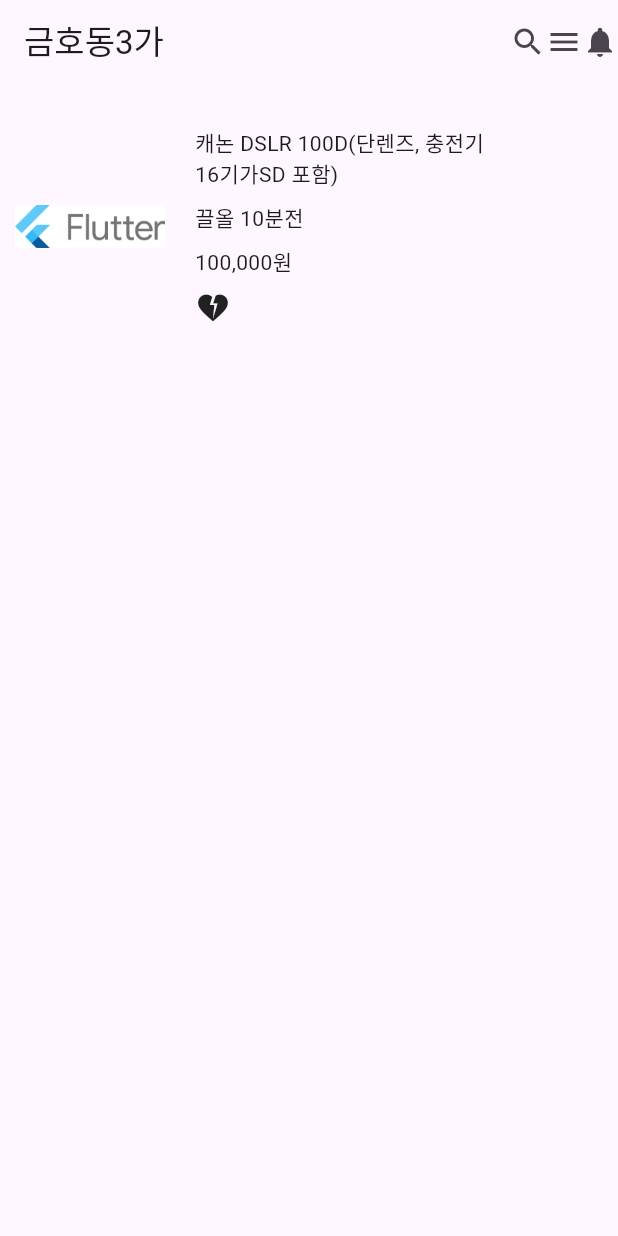
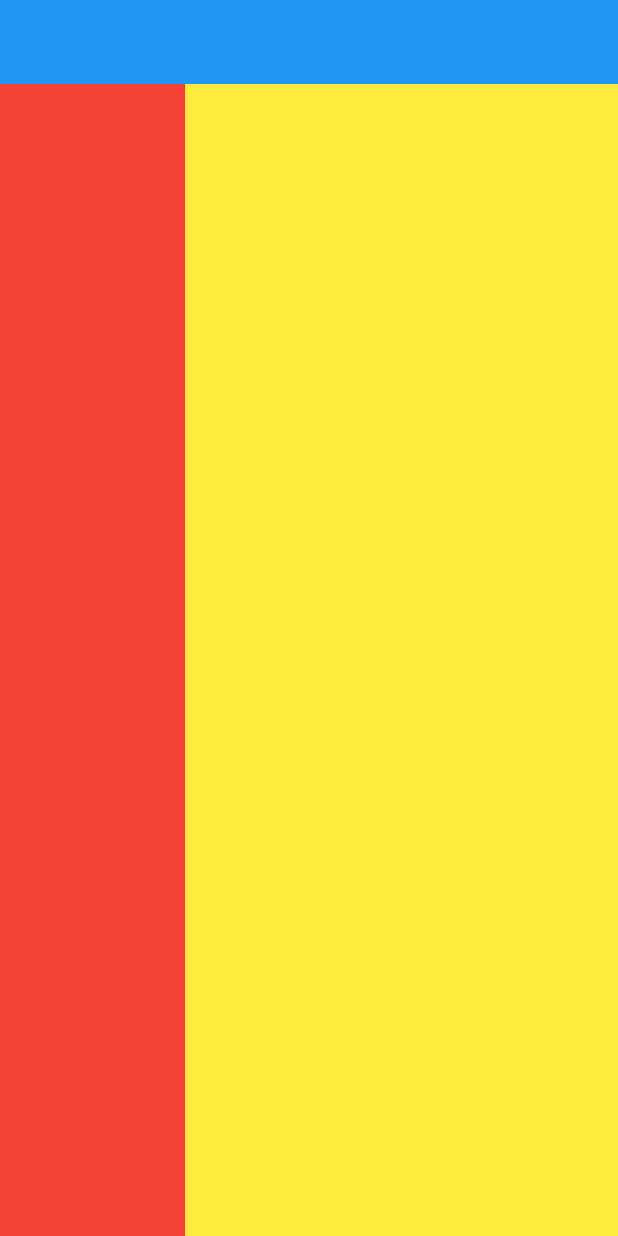
Before and after one commit to doriver/longTimeAgo, a Flutter app: the screen it shows after launch, on a phone screen of 412 x 824 dp. Run offline on Flutter 3.47's test engine with Material 3 defaults, Android fonts, the phone set to English and light mode, and no system bars.

Commit message:
Column, Row 내 박스들 %로 차지하게하기 : Flexible(  ~  , flex: 3 ) 이렇게

```diff
--- a/lib/main.dart
+++ b/lib/main.dart
@@ -11,34 +11,12 @@ class MyApp extends StatelessWidget {
 
     return MaterialApp(
       home: Scaffold(
-        appBar: AppBar( title: Text('금호동3가'), actions: [Icon(Icons.search), Icon(Icons.menu), Icon(Icons.notifications)], ),
-        body:
-        Container(
-          child: Row(
-            children: [
-              Container(
-                height: 150,
-                width: 100,
-                margin: EdgeInsets.fromLTRB(10, 5, 0, 5),
-                child: Image.asset('assets/image.png')
-              ),
-              Container(
-                height: 150,
-                width: 200,
-                margin: EdgeInsets.all(20),
-                child: Column(
-                  mainAxisAlignment: MainAxisAlignment.spaceEvenly,
-                  crossAxisAlignment: CrossAxisAlignment.start,
-                  children: [
-                    Text('캐논 DSLR 100D(단렌즈, 충전기 16기가SD 포함)'),
-                    Text('끌올 10분전'),
-                    Text('100,000원'),
-                    Icon(Icons.heart_broken)
-                  ]
-                ),
-              )
-            ]
-          )
+        appBar: AppBar( backgroundColor:Colors.blue ),
+        body: Row(
+          children: [
+            Flexible(child: Container(color: Colors.red), flex: 3),
+            Flexible(child: Container(color: Colors.yellow), flex: 7)
+          ],
         )
       )
     );
```
